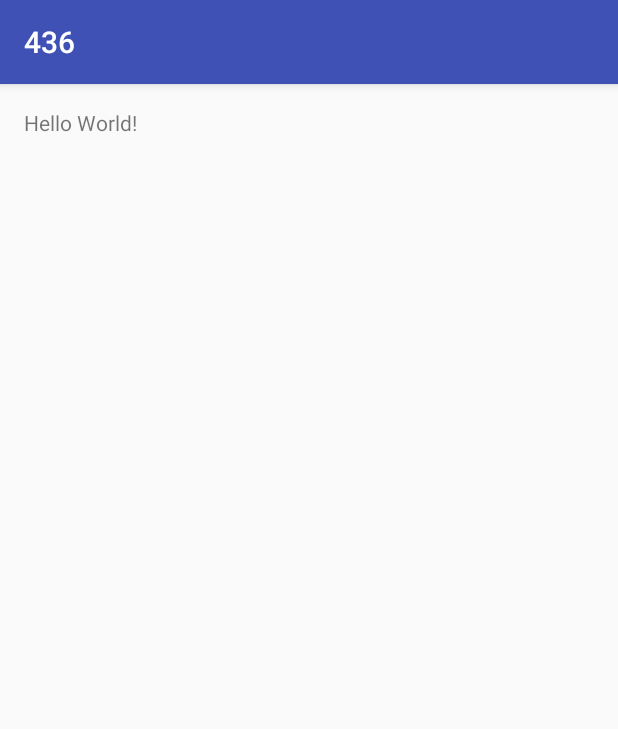
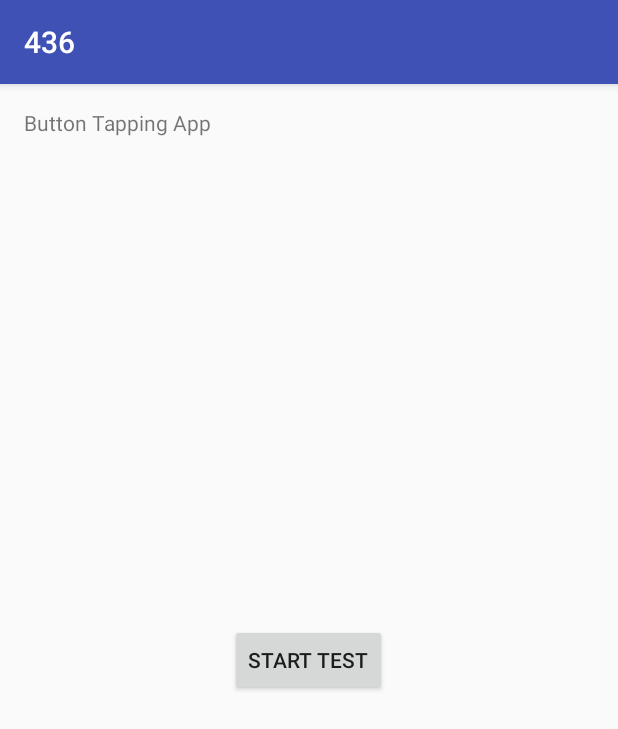
Before and after one commit to bmundt/436, an Android app: the screen it shows after launch (MainActivity), on a phone screen of 412 x 824 dp. Shown: the top 729 px of the screen. Run offline under Robolectric (Android 15) with nearby library versions, the phone set to English and light mode, and no system bars.

Commit message:
Added a tapTestActivity, that includes a large button to click on, that starts a 10 second timer upon the first click and then upon the end of the 10 seconds displays the total number of taps. I also created a MyApp class which extends Application this way we can have variables consistent through the whole application by tying them to that class (method too).

```diff
--- a/app/src/main/AndroidManifest.xml
+++ b/app/src/main/AndroidManifest.xml
@@ -3,6 +3,7 @@
     package="com.example.a436">
 
     <application
+        android:name=".MyApp"
         android:allowBackup="true"
         android:icon="@mipmap/ic_launcher"
         android:label="@string/app_name"
@@ -13,8 +14,11 @@
                 <action android:name="android.intent.action.MAIN" />
 
                 <category android:name="android.intent.category.LAUNCHER" />
+                <category android:name="android.intent.category.DEFAULT" />
+                <category android:name="android.intent.category.HOME" />
             </intent-filter>
         </activity>
+        <activity android:name=".TapTestActivity">
+        </activity>
     </application>
-
 </manifest>
--- a/app/src/main/java/com/example/a436/MainActivity.java
+++ b/app/src/main/java/com/example/a436/MainActivity.java
@@ -2,6 +2,8 @@ package com.example.a436;
 
 import android.support.v7.app.AppCompatActivity;
 import android.os.Bundle;
+import android.content.Intent;
+import android.view.View;
 
 public class MainActivity extends AppCompatActivity {
 
@@ -9,5 +11,16 @@ public class MainActivity extends AppCompatActivity {
     protected void onCreate(Bundle savedInstanceState) {
         super.onCreate(savedInstanceState);
         setContentView(R.layout.activity_main);
+        /*
+            Insturctions methods would go here, and then make an
+            intent to call TapTestActivity with correct hand
+            for now I'll just have it send one intent with left hand
+        */
+    }
+
+    public void startTest(View v) {
+        Intent intent = new Intent(MainActivity.this, TapTestActivity.class);
+        intent.putExtra("hand", "left");
+        startActivity(intent);
     }
 }
--- a/app/src/main/res/layout/activity_main.xml
+++ b/app/src/main/res/layout/activity_main.xml
@@ -13,5 +13,12 @@
     <TextView
         android:layout_width="wrap_content"
         android:layout_height="wrap_content"
-        android:text="Hello World!" />
+        android:text="Button Tapping App" />
+
+    <Button
+        android:layout_width="wrap_content"
+        android:layout_height="wrap_content"
+        android:layout_centerInParent="true"
+        android:text="Start Test"
+        android:onClick="startTest"/>
 </RelativeLayout>
```
Also changed, not shown: app/src/main/res/layout/tap_test_activity.xml (added, +31 -0 lines), 1 other file.
